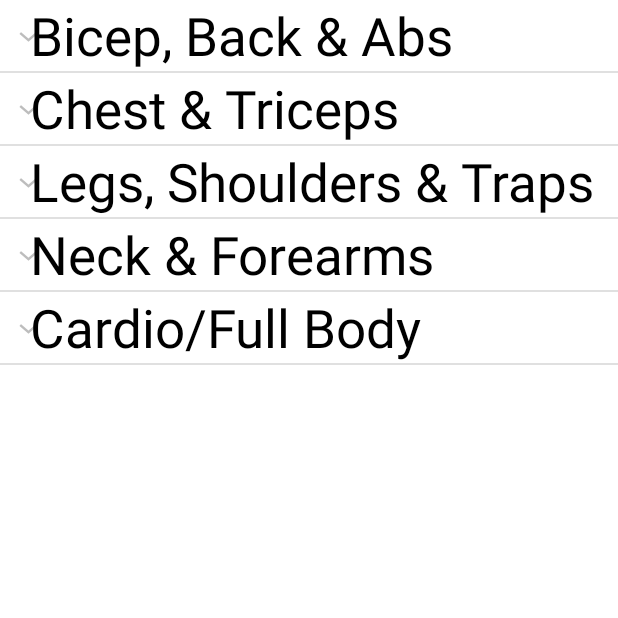
After one commit to CarlFredrikAhl/ExamenApp, an Android app: the TestActivity screen opened directly, with no data from a screen before it, on a phone screen of 412 x 824 dp, the top half of it. The commit adds this screen. Run offline under Robolectric (Android 15) with nearby library versions, the phone set to English and light mode, and no system bars.

Commit message:
Implemented custom expandable list view to use later

```diff
--- /dev/null
+++ b/app/src/main/java/com/example/examenapp/MyExpandableListAdapter.java
@@ -0,0 +1,106 @@
+package com.example.examenapp;
+
+import android.content.Context;
+import android.view.LayoutInflater;
+import android.view.View;
+import android.view.ViewGroup;
+import android.widget.BaseExpandableListAdapter;
+import android.widget.TextView;
+import android.widget.Toast;
+
+import java.lang.reflect.Array;
+import java.util.ArrayList;
+import java.util.HashMap;
+
+public class MyExpandableListAdapter extends BaseExpandableListAdapter {
+    ArrayList<String> muscleGroupList;
+    HashMap<String, ArrayList<String>> exerciseList;
+
+    Context context;
+
+    public MyExpandableListAdapter(Context context, ArrayList<String> muscleGroupList,
+                                   HashMap<String, ArrayList<String>> exerciseList) {
+        this.context = context;
+        this.muscleGroupList = muscleGroupList;
+        this.exerciseList = exerciseList;
+    }
+
+    @Override
+    public int getGroupCount() {
+        return muscleGroupList.size();
+    }
+
+    @Override
+    public int getChildrenCount(int i) {
+        return exerciseList.get(muscleGroupList.get(i)).size();
+    }
+
+    @Override
+    public Object getGroup(int i) {
+        return muscleGroupList.get(i);
+    }
+
+    @Override
+    public String getChild(int i, int i1) {
+        return exerciseList.get(muscleGroupList.get(i)).get(i1);
+    }
+
+    @Override
+    public long getGroupId(int i) {
+        return 0;
+    }
+
+    @Override
+    public long getChildId(int i, int i1) {
+        return 0;
+    }
+
+    @Override
+    public boolean hasStableIds() {
+        return false;
+    }
+
+    @Override
+    public View getGroupView(int i, boolean b, View view, ViewGroup viewGroup) {
+        if(view == null) {
+            LayoutInflater inflater = (LayoutInflater) this.context
+                    .getSystemService(Context.LAYOUT_INFLATER_SERVICE);
+            view = inflater.inflate(R.layout.muscle_group_list, null);
+        }
+
+        String muscleGroupTitle = getGroup(i).toString();
+
+        TextView muscleGroupText = view.findViewById(R.id.muscleGroupText);
+        muscleGroupText.setText(muscleGroupTitle);
+
+        return view;
+    }
+
+    @Override
+    public View getChildView(int i, int i1, boolean b, View view, ViewGroup viewGroup) {
+        if(view == null) {
+            LayoutInflater inflater = (LayoutInflater) this.context
+                    .getSystemService(Context.LAYOUT_INFLATER_SERVICE);
+            view = inflater.inflate(R.layout.exercise_list, null);
+        }
+
+        String exerciseTitle = getChild(i, i1);
+
+        TextView exerciseText = view.findViewById(R.id.exerciseListText);
+        exerciseText.setText(exerciseTitle);
+
+        exerciseText.setOnClickListener(new View.OnClickListener() {
+            @Override
+            public void onClick(View view) {
+                Toast.makeText(context, exerciseTitle, Toast.LENGTH_SHORT).show();
+            }
+        });
+
+        return view;
+    }
+
+    @Override
+    public boolean isChildSelectable(int i, int i1) {
+        return true;
+    }
+}
--- /dev/null
+++ b/app/src/main/java/com/example/examenapp/TestActivity.java
@@ -0,0 +1,156 @@
+package com.example.examenapp;
+
+import androidx.appcompat.app.AppCompatActivity;
+
+import android.graphics.Color;
+import android.os.Bundle;
+import android.view.View;
+import android.widget.AdapterView;
+import android.widget.ExpandableListView;
+import android.widget.Toast;
+
+import java.util.ArrayList;
+import java.util.HashMap;
+
+public class TestActivity extends AppCompatActivity {
+
+    ExpandableListView expandableListView;
+    MyExpandableListAdapter myExpandableListAdapter;
+    ArrayList<String> muscleGroupList;
+    HashMap<String, ArrayList<String>> exerciseList;
+
+    @Override
+    protected void onCreate(Bundle savedInstanceState) {
+        super.onCreate(savedInstanceState);
+        setContentView(R.layout.activity_test);
+
+        expandableListView = findViewById(R.id.expandableListView);
+
+        showList();
+
+        myExpandableListAdapter = new MyExpandableListAdapter(this, muscleGroupList, exerciseList);
+        expandableListView.setAdapter(myExpandableListAdapter);
+        expandableListView.setChildDivider(getResources().getDrawable(R.color.gray));
+        expandableListView.setDividerHeight(2);
+    }
+
+    public void showList() {
+        muscleGroupList = new ArrayList();
+        exerciseList = new HashMap<>();
+
+        muscleGroupList.add("Bicep, Back & Abs");
+        muscleGroupList.add("Chest & Triceps");
+        muscleGroupList.add("Legs, Shoulders & Traps");
+        muscleGroupList.add("Neck & Forearms");
+        muscleGroupList.add("Cardio/Full Body");
+
+        //region exercises1
+        ArrayList<String> exercises1 = new ArrayList<>();
+        exercises1.add("Dumbbell Curls");
+        exercises1.add("Barbell Curls");
+        exercises1.add("Hammer Curls");
+        exercises1.add("Crossover Hammer Curls");
+        exercises1.add("Preacher Curls");
+        exercises1.add("Cable Curls");
+        exercises1.add("Concentration Curls");
+        exercises1.add("Standing Concentration Curls");
+        exercises1.add("21 Curls");
+        exercises1.add("Spider Curls");
+        exercises1.add("Landmine Rows");
+        exercises1.add("Inverted Rows");
+        exercises1.add("Dumbbell Rows");
+        exercises1.add("Barbell Rows");
+        exercises1.add("Seated Cable Rows");
+        exercises1.add("Chest-Supported Cable Rows");
+        exercises1.add("Chest-Supported Dumbbell Rows");
+        exercises1.add("Lat Pulldowns");
+        exercises1.add("Bicycle Crunches");
+        exercises1.add("Circle Crunches");
+        exercises1.add("Leg Raises");
+        exercises1.add("Leg Raises Bent Legs");
+        exercises1.add("Pull Ups");
+        exercises1.add("Close Pull Ups");
+        exercises1.add("Chins");
+        exercises1.add("Close Chins");
+        exercises1.add("Sit Ups");
+        exercises1.add("Plank");
+        //endregion
+
+        //region exercises2
+        ArrayList<String> exercises2 = new ArrayList<>();
+        exercises2.add("Barbell Benchpress");
+        exercises2.add("Barbell Close Grip Benchpress");
+        exercises2.add("Barbell Incline Benchpress");
+        exercises2.add("Barbell Decline Benchpress");
+        exercises2.add("Dumbbell Benchpress");
+        exercises2.add("Dumbbell Incline Benchpress");
+        exercises2.add("Dumbbell Decline Benchpress");
+        exercises2.add("Cable Benchpress");
+        exercises2.add("Cable Incline Benchpress");
+        exercises2.add("Cable Decline Benchpress");
+        exercises2.add("Dumbbell Flies");
+        exercises2.add("Cable Flies");
+        exercises2.add("Dips");
+        exercises2.add("Tricep Extensions");
+        exercises2.add("Tricep Overhead Press");
+        exercises2.add("Push Ups");
+        exercises2.add("Decline Push Ups");
+        exercises2.add("Incline Push Ups");
+        exercises2.add("Diamond Push Ups");
+        exercises2.add("Decline Diamond Push Ups");
+        exercises2.add("Incline Diamond Push Ups");
+        //endregion
+
+        //region exercises3
+        ArrayList<String> exercises3 = new ArrayList<>();
+        exercises3.add("Military Press");
+        exercises3.add("Arnold Press");
+        exercises3.add("Squats");
+        exercises3.add("Air Squats");
+        exercises3.add("Pistol Squats");
+        exercises3.add("Leg Extensions");
+        exercises3.add("Calf Raises");
+        exercises3.add("Box Jump");
+        exercises3.add("Kettlebell Swings");
+        exercises3.add("Face Pulls Lying Down");
+        exercises3.add("High Cable Rear Delt Fly");
+        exercises3.add("Front Raises");
+        exercises3.add("Overhead Trap Raises");
+        exercises3.add("Lateral Raises");
+        exercises3.add("Bent-Over Lateral Raises");
+        exercises3.add("Cable Lateral Raises");
+        exercises3.add("Bent-Over Cable Lateral Raises");
+        exercises3.add("Farmers Walk Straps");
+        exercises3.add("Barbell Shrugs");
+        exercises3.add("Dumbbell Shrugs");
+        exercises3.add("Rack Pulls");
+        //endregion
+
+        //region exercises4
+        ArrayList<String> exercises4 = new ArrayList<>();
+        exercises4.add("Front Neck Curl");
+        exercises4.add("Back Neck Curl");
+        exercises4.add("Right Neck Curl");
+        exercises4.add("Left Neck Curl");
+        exercises4.add("Reverse Grip Curls");
+        exercises4.add("Behind-The-Back Barbell Wrist Curls");
+        exercises4.add("Barbell Wrist Curls");
+        exercises4.add("Barbell Reverse Wrist Curls");
+        exercises4.add("Wrist Roller");
+        exercises4.add("Adjustable Hand Grip");
+        exercises4.add("Farmers Walk");
+        //endregion
+
+        //region exercises5
+        ArrayList<String> exercises5 = new ArrayList<>();
+        exercises5.add("Burpees");
+        exercises5.add("Jumping Jacks");
+        //endregion
+
+        exerciseList.put(muscleGroupList.get(0), exercises1);
+        exerciseList.put(muscleGroupList.get(1), exercises2);
+        exerciseList.put(muscleGroupList.get(2), exercises3);
+        exerciseList.put(muscleGroupList.get(3), exercises4);
+        exerciseList.put(muscleGroupList.get(4), exercises5);
+    }
+}
--- /dev/null
+++ b/app/src/main/res/layout/activity_test.xml
@@ -0,0 +1,15 @@
+<?xml version="1.0" encoding="utf-8"?>
+<RelativeLayout xmlns:android="http://schemas.android.com/apk/res/android"
+    xmlns:app="http://schemas.android.com/apk/res-auto"
+    xmlns:tools="http://schemas.android.com/tools"
+    android:layout_width="match_parent"
+    android:layout_height="match_parent"
+    tools:context=".TestActivity">
+
+    <ExpandableListView
+        android:layout_width="match_parent"
+        android:layout_height="match_parent"
+        android:id="@+id/expandableListView">
+    </ExpandableListView>
+
+</RelativeLayout>
--- /dev/null
+++ b/app/src/main/res/layout/muscle_group_list.xml
@@ -0,0 +1,18 @@
+<?xml version="1.0" encoding="utf-8"?>
+<LinearLayout xmlns:android="http://schemas.android.com/apk/res/android"
+    android:orientation="vertical"
+    android:layout_width="match_parent"
+    android:gravity="center"
+    android:layout_height="match_parent">
+
+    <TextView
+        android:layout_width="match_parent"
+        android:layout_height="wrap_content"
+        android:id="@+id/muscleGroupText"
+        android:text="Muscle Group"
+        android:textSize="35dp"
+        android:textColor="@color/black"
+        android:paddingLeft="20dp">
+    </TextView>
+
+</LinearLayout>
--- a/app/src/main/res/values/colors.xml
+++ b/app/src/main/res/values/colors.xml
@@ -8,4 +8,5 @@
     <color name="black">#FF000000</color>
     <color name="white">#FFFFFFFF</color>
     <color name="green">#2CEC34</color>
+    <color name="gray">#BFC3BF</color>
 </resources>
```
Also changed, not shown: app/src/main/AndroidManifest.xml (+10 -5 lines), app/src/main/java/com/example/examenapp/Exercises.java (+21 -14 lines), app/src/main/java/com/example/examenapp/HomeFragment.java (+9 -0 lines), app/src/main/res/layout/exercise_list.xml (added, +17 -0 lines), app/src/main/res/layout/fragment_home.xml (+10 -0 lines).
